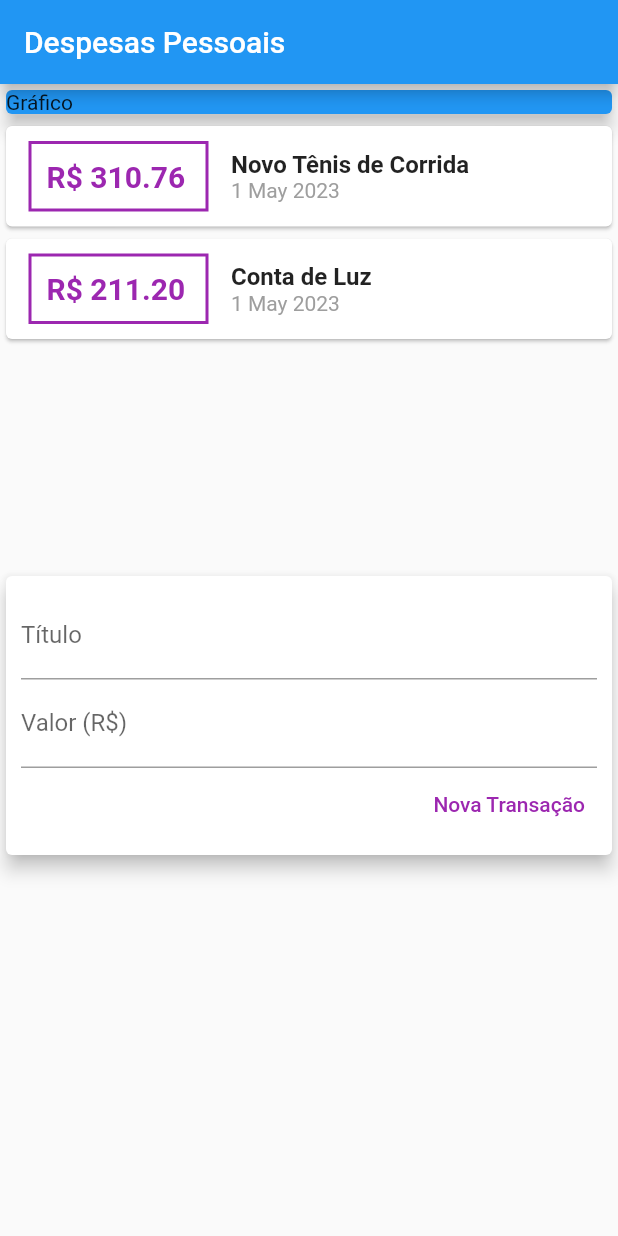
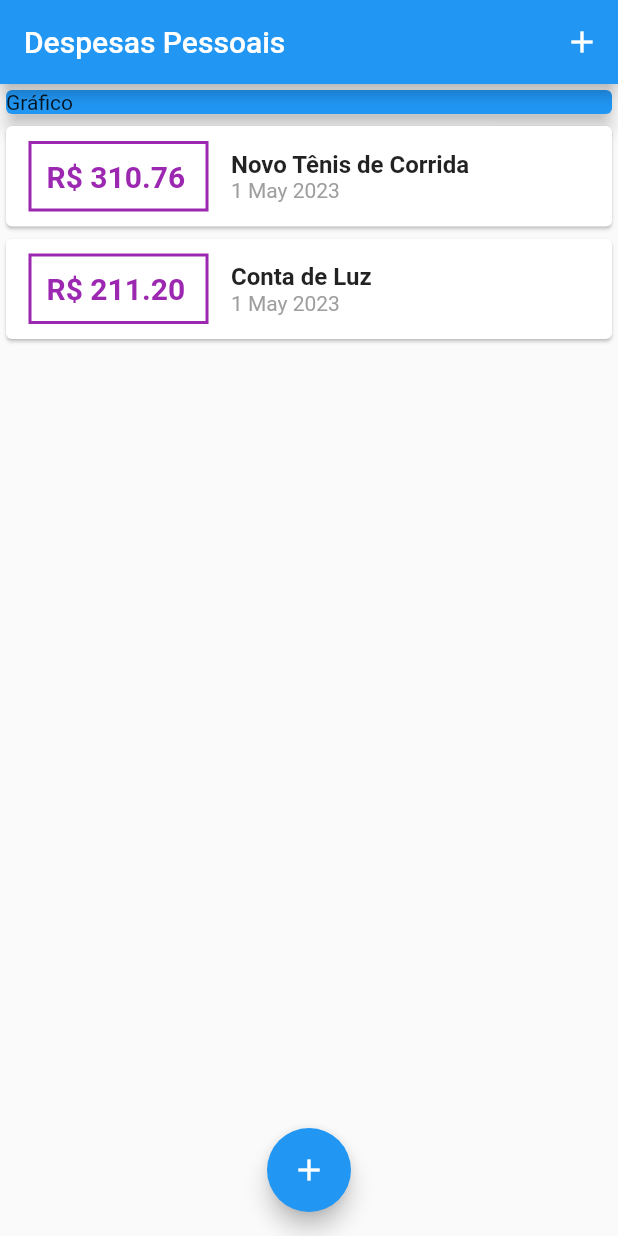
Before and after one commit to arthurmarconcini/expenses, a Flutter app: the screen it shows after launch, on a phone screen of 412 x 824 dp. Run offline on Flutter 3.47's test engine with Material 2 defaults, Android fonts, the phone set to English and light mode, and no system bars.

```diff
--- a/lib/components/transaction_form.dart
+++ b/lib/components/transaction_form.dart
@@ -1,11 +1,18 @@
 import 'package:flutter/material.dart';
 
-class TransactionForm extends StatelessWidget {
-  TransactionForm(this.onSubmit, {super.key});
+class TransactionForm extends StatefulWidget {
+  const TransactionForm(this.onSubmit, {super.key});
 
+  final void Function(String, double) onSubmit;
+
+  @override
+  State<TransactionForm> createState() => _TransactionFormState();
+}
+
+class _TransactionFormState extends State<TransactionForm> {
   final titleController = TextEditingController();
+
   final valueController = TextEditingController();
-  final void Function(String, double) onSubmit;
 
   _submitForm() {
     final title = titleController.text;
@@ -15,7 +22,7 @@ class TransactionForm extends StatelessWidget {
       return;
     }
 
-    onSubmit(title, value);
+    widget.onSubmit(title, value);
   }
 
   @override
--- a/lib/components/transaction_user.dart
+++ /dev/null
@@ -1,53 +0,0 @@
-import 'dart:math';
-import 'package:expenses/components/transaction_form.dart';
-import 'package:expenses/components/transaction_list.dart';
-import 'package:flutter/material.dart';
-
-import '../models/transaction.dart';
-
-class TransactionUser extends StatefulWidget {
-  const TransactionUser({super.key});
-
-  @override
-  State<TransactionUser> createState() => _TransactionUserState();
-}
-
-class _TransactionUserState extends State<TransactionUser> {
-  final _transactions = [
-    Transaction(
-      id: 't1',
-      title: 'Novo Tênis de Corrida',
-      value: 310.76,
-      date: DateTime.now(),
-    ),
-    Transaction(
-      id: 't2',
-      title: 'Conta de Luz',
-      value: 211.2,
-      date: DateTime.now(),
-    )
-  ];
-
-  _addTransaction(String title, double value) {
-    final newTransaction = Transaction(
-      id: Random().nextDouble().toString(),
-      title: title,
-      value: value,
-      date: DateTime.now(),
-    );
-
-    setState(() {
-      _transactions.add(newTransaction);
-    });
-  }
-
-  @override
-  Widget build(BuildContext context) {
-    return Column(
-      children: [
-        TransactionList(_transactions),
-        TransactionForm(_addTransaction),
-      ],
-    );
-  }
-}
--- a/lib/main.dart
+++ b/lib/main.dart
@@ -1,5 +1,8 @@
-import 'package:expenses/components/transaction_user.dart';
+import 'package:expenses/components/transaction_form.dart';
+import 'package:expenses/components/transaction_list.dart';
+import 'package:expenses/models/transaction.dart';
 import 'package:flutter/material.dart';
+import 'dart:math';
 
 void main(List<String> args) {
   return runApp(const ExpensesApp());
@@ -16,28 +19,84 @@ class ExpensesApp extends StatelessWidget {
   }
 }
 
-class MyHomePage extends StatelessWidget {
+class MyHomePage extends StatefulWidget {
   const MyHomePage({super.key});
+
+  @override
+  State<MyHomePage> createState() => _MyHomePageState();
+}
+
+class _MyHomePageState extends State<MyHomePage> {
+  final _transactions = [
+    Transaction(
+      id: 't1',
+      title: 'Novo Tênis de Corrida',
+      value: 310.76,
+      date: DateTime.now(),
+    ),
+    Transaction(
+      id: 't2',
+      title: 'Conta de Luz',
+      value: 211.2,
+      date: DateTime.now(),
+    )
+  ];
+
+  _openTransactionFormModal(BuildContext context) {
+    showModalBottomSheet(
+        context: context,
+        builder: (_) {
+          return TransactionForm(_addTransaction);
+        });
+  }
+
+  _addTransaction(String title, double value) {
+    final newTransaction = Transaction(
+      id: Random().nextDouble().toString(),
+      title: title,
+      value: value,
+      date: DateTime.now(),
+    );
+
+    setState(() {
+      _transactions.add(newTransaction);
+    });
+
+    Navigator.of(context).pop();
+  }
 
   @override
   Widget build(BuildContext context) {
     return Scaffold(
-      appBar: AppBar(title: const Text("Despesas Pessoais")),
-      body: const SingleChildScrollView(
+      appBar: AppBar(
+        title: const Text("Despesas Pessoais"),
+        actions: <Widget>[
+          IconButton(
+            onPressed: () => _openTransactionFormModal(context),
+            icon: const Icon(Icons.add),
+          ),
+        ],
+      ),
+      body: SingleChildScrollView(
         child: Column(
           crossAxisAlignment: CrossAxisAlignment.stretch,
-          children: [
-            SizedBox(
+          children: <Widget>[
+            const SizedBox(
               child: Card(
                 elevation: 5,
                 color: Colors.blue,
                 child: Text('Gráfico'),
               ),
             ),
-            TransactionUser(),
+            TransactionList(_transactions),
           ],
         ),
       ),
+      floatingActionButton: FloatingActionButton(
+        child: const Icon(Icons.add),
+        onPressed: () => _openTransactionFormModal(context),
+      ),
+      floatingActionButtonLocation: FloatingActionButtonLocation.centerFloat,
     );
   }
 }
```
